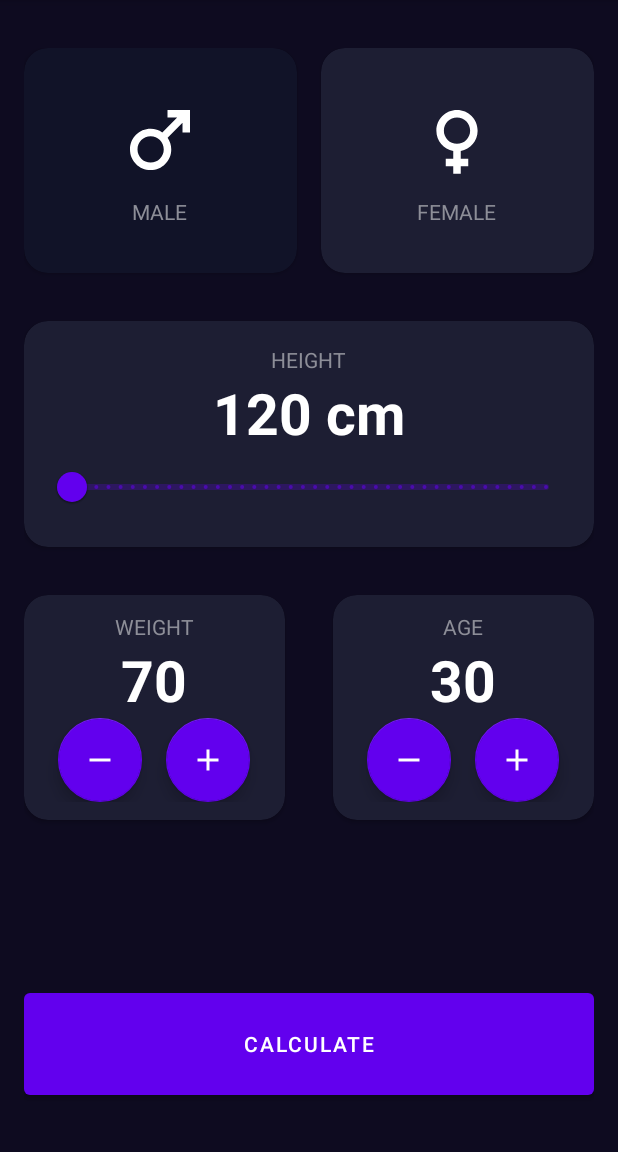
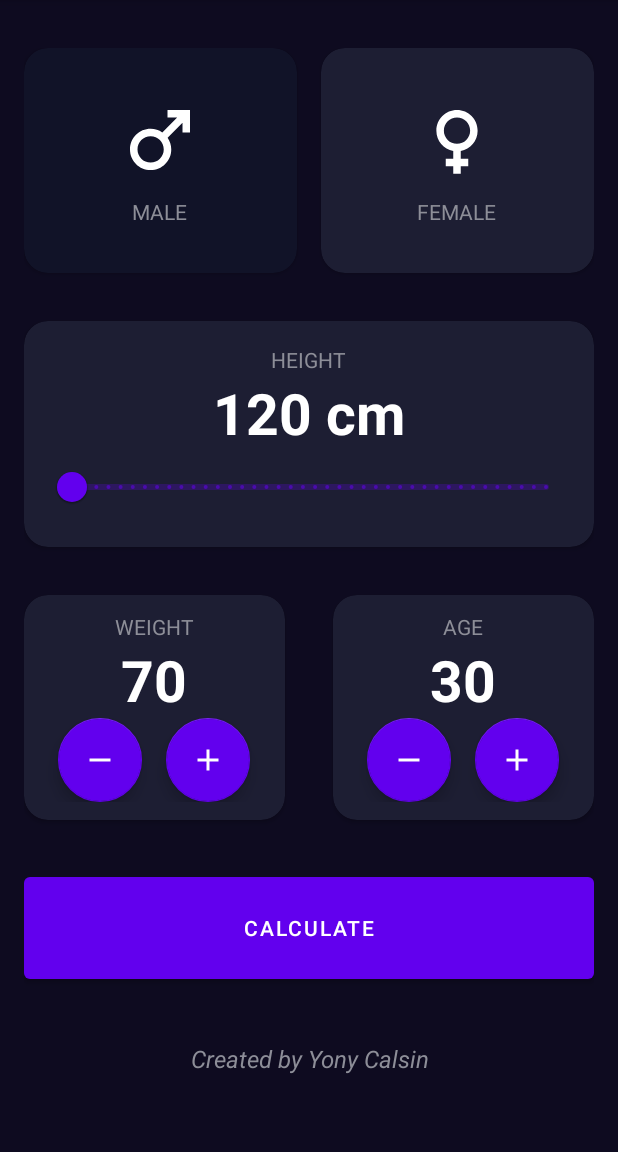
Before and after one commit to yonycalsin/BMI-Calculator, an Android app: the screen it shows after launch (MainActivity), on a phone screen of 412 x 824 dp, the part 84-1236 px from its top. Run offline under Robolectric (Android 15) with nearby library versions, the phone set to English and light mode, and no system bars.

Commit message:
feat: add created by to main and result activities

```diff
--- a/app/src/main/res/layout/activity_main.xml
+++ b/app/src/main/res/layout/activity_main.xml
@@ -107,10 +107,10 @@
                 android:id="@+id/textHeight"
                 android:layout_width="wrap_content"
                 android:layout_height="wrap_content"
-                tools:text="120 cm"
                 android:textColor="@color/white"
                 android:textSize="38sp"
-                android:textStyle="bold" />
+                android:textStyle="bold"
+                tools:text="120 cm" />
 
             <com.google.android.material.slider.RangeSlider
                 android:id="@+id/rangeSliderHeight"
@@ -261,8 +261,23 @@
         android:id="@+id/btnCalculate"
         android:layout_width="0dp"
         android:layout_height="80dp"
+        android:layout_marginTop="32dp"
         android:text="@string/calculate"
+        app:layout_constraintEnd_toEndOf="parent"
+        app:layout_constraintStart_toStartOf="parent"
+        app:layout_constraintTop_toBottomOf="@+id/viewAgeCard" />
+
+    <TextView
+        android:layout_width="match_parent"
+        android:layout_height="wrap_content"
+        android:layout_marginTop="16dp"
+        android:text="@string/created_by"
+        android:textAlignment="center"
+        android:textColor="@color/text"
+        android:textSize="16sp"
+        android:textStyle="italic"
         app:layout_constraintBottom_toBottomOf="parent"
         app:layout_constraintEnd_toEndOf="parent"
-        app:layout_constraintStart_toStartOf="parent" />
+        app:layout_constraintStart_toStartOf="parent"
+        app:layout_constraintTop_toBottomOf="@+id/btnCalculate" />
 </androidx.constraintlayout.widget.ConstraintLayout>
--- a/app/src/main/res/values/strings.xml
+++ b/app/src/main/res/values/strings.xml
@@ -6,6 +6,7 @@
     <string name="weight">Weight</string>
     <string name="age">Age</string>
     <string name="calculate">Calculate</string>
+    <string name="created_by">Created by Yony Calsin</string>
     <string name="result">Result</string>
     <string name="recalculate">Recalculate</string>
 
```
Also changed, not shown: app/src/main/res/layout/activity_result.xml (+17 -1 lines).
